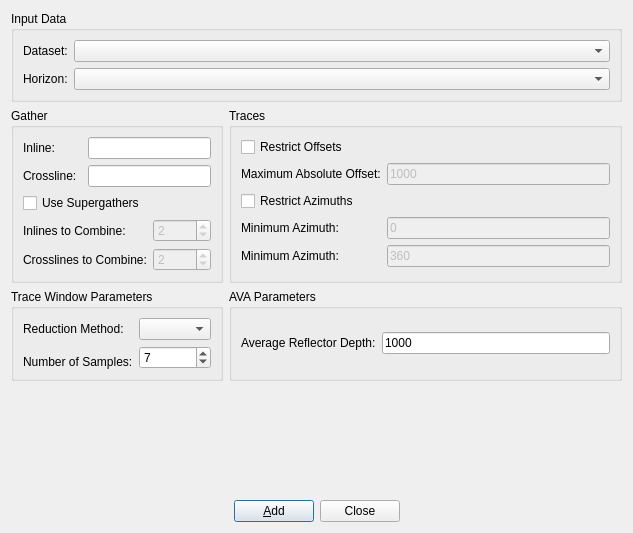
fsoos74/su, file ProjectViewer/amplitudecurvedataselectiondialog.ui: the form before one commit.
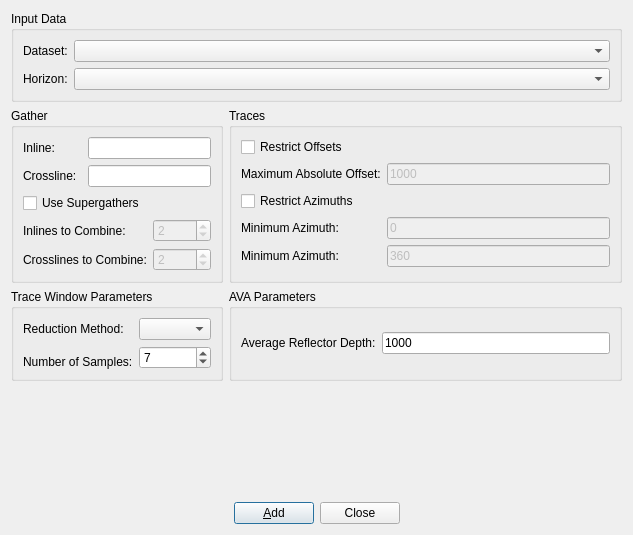
The form after the commit. Icons and pictures are not drawn.

```diff
--- a/ProjectViewer/amplitudecurvedataselectiondialog.ui
+++ b/ProjectViewer/amplitudecurvedataselectiondialog.ui
@@ -7,7 +7,7 @@
     <x>0</x>
     <y>0</y>
     <width>633</width>
-    <height>533</height>
+    <height>535</height>
    </rect>
   </property>
   <property name="windowTitle">
```
